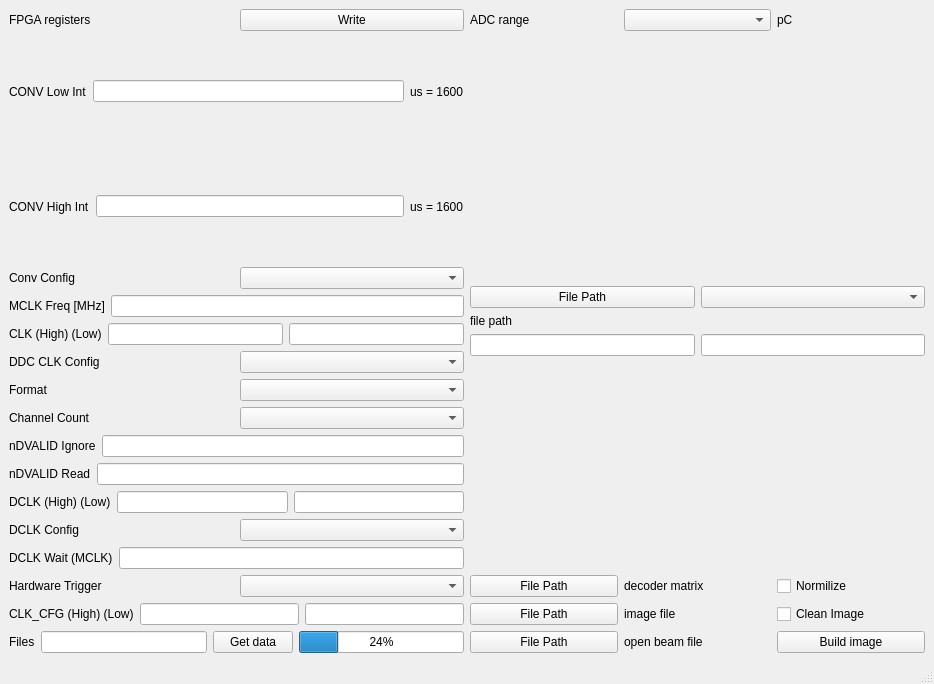
Old version of the form mainwindow.ui in the repository Padniuk/DDC264EVM_UI.
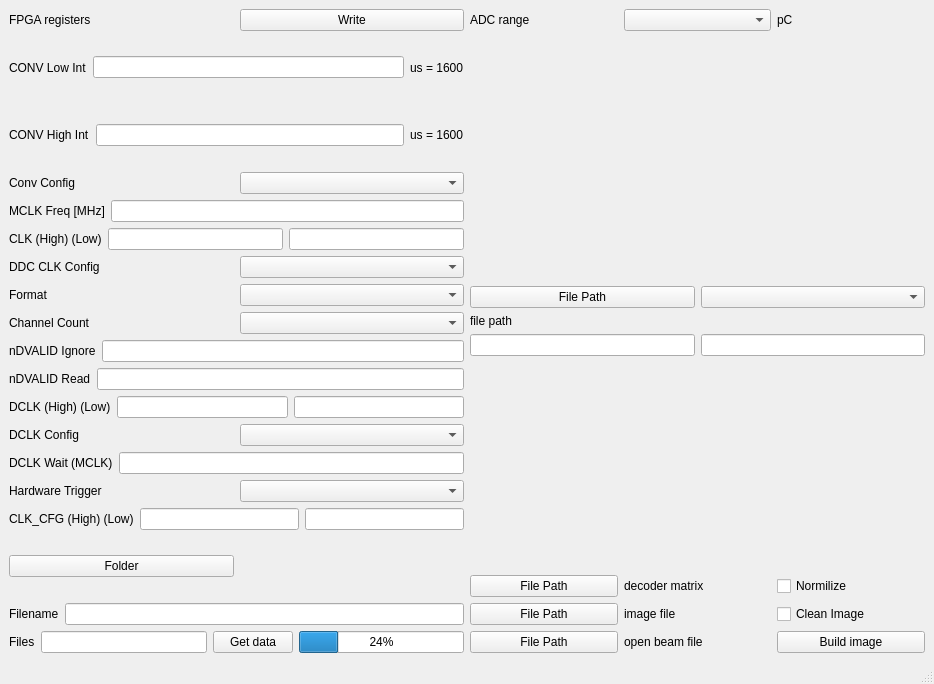
New version of the form.

Commit message: Add default save folder

Diff of the .ui file:
```diff
--- a/mainwindow.ui
+++ b/mainwindow.ui
@@ -268,6 +268,38 @@
         </item>
        </layout>
       </item>
+      <item>
+       <layout class="QHBoxLayout" name="horizontalLayout_24">
+        <item>
+         <widget class="QPushButton" name="saveFolder">
+          <property name="text">
+           <string>Folder</string>
+          </property>
+         </widget>
+        </item>
+        <item>
+         <widget class="QLabel" name="saveFolderLabel">
+          <property name="text">
+           <string/>
+          </property>
+         </widget>
+        </item>
+       </layout>
+      </item>
+      <item>
+       <layout class="QHBoxLayout" name="horizontalLayout_25">
+        <item>
+         <widget class="QLabel" name="label_19">
+          <property name="text">
+           <string>Filename</string>
+          </property>
+         </widget>
+        </item>
+        <item>
+         <widget class="QLineEdit" name="saveFileName"/>
+        </item>
+       </layout>
+      </item>
       <item>
        <layout class="QHBoxLayout" name="horizontalLayout_17">
         <item>
```
The commit also changes 2 other files.
